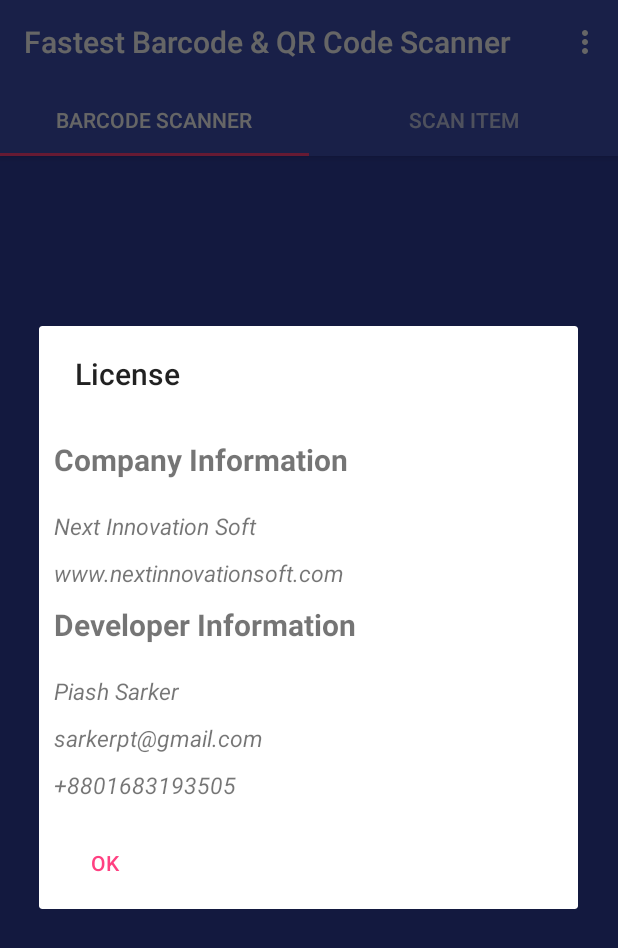
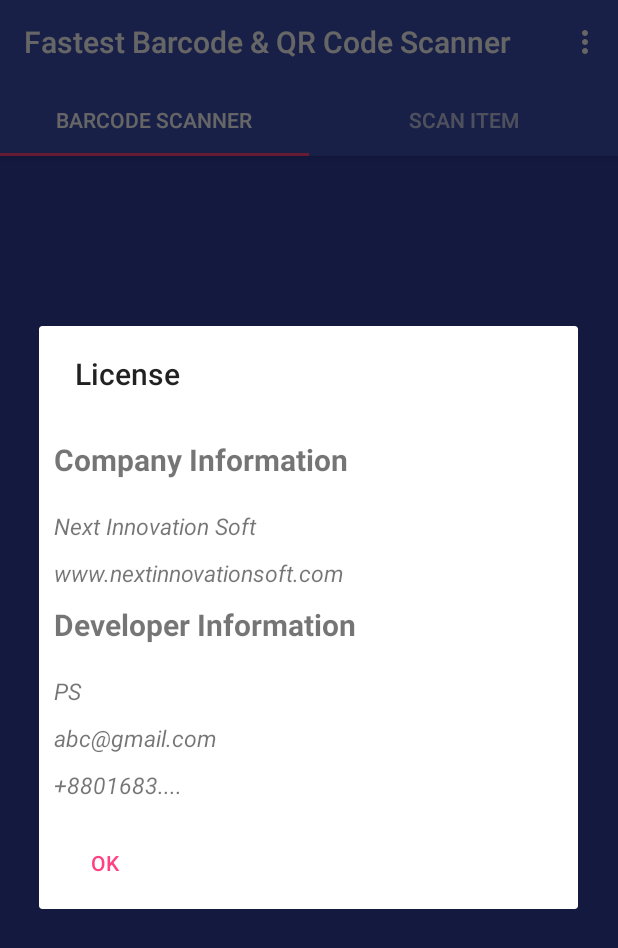
Before and after one commit to Piashsarker/BarcodeAndQRReaderAndroid, an Android app: the screen it shows after launch (MainActivity), in the options menu, after a tap on "License", on a phone screen of 412 x 824 dp. Shown: the top 948 px of the screen. Run offline under Robolectric (Android 15) with nearby library versions, the phone set to English and light mode, and no system bars; our stand-ins replace AdMob; libraries missing offline, so code that uses them is left out: com.crashlytics.android, com.edwardvanraak.materialbarcodescanner, io.fabric.sdk; 3 statements that could not run were skipped.

Commit message:
PPI are removed from repo.

```diff
--- a/app/src/main/java/com/nextinnovation/pt/barcodescanner/utils/Utils.java
+++ b/app/src/main/java/com/nextinnovation/pt/barcodescanner/utils/Utils.java
@@ -7,7 +7,7 @@ import android.net.NetworkInfo;
 import java.net.URI;
 
 /**
- * Created by piashsarker on 11/29/17.
+ * Created by ps on 11/29/17.
  */
 
 public class Utils {
--- a/app/src/main/res/values/strings.xml
+++ b/app/src/main/res/values/strings.xml
@@ -1,9 +1,9 @@
 <resources>
 
     <string name="dialog_title_licenses">License</string>
-    <string name="license_title_developer">Piash Sarker</string>
-    <string name="license_developer_email">sarkerpt@gmail.com</string>
-    <string name="license_developer_phone">+8801683193505</string>
+    <string name="license_title_developer">PS</string>
+    <string name="license_developer_email">abc@gmail.com</string>
+    <string name="license_developer_phone">+8801683....</string>
     <string name="share">Share</string>
     <string name="rate_app">Rate This App</string>
     <string name="bug">Submit Bug</string>
```
Also changed, not shown: 1 other file.
